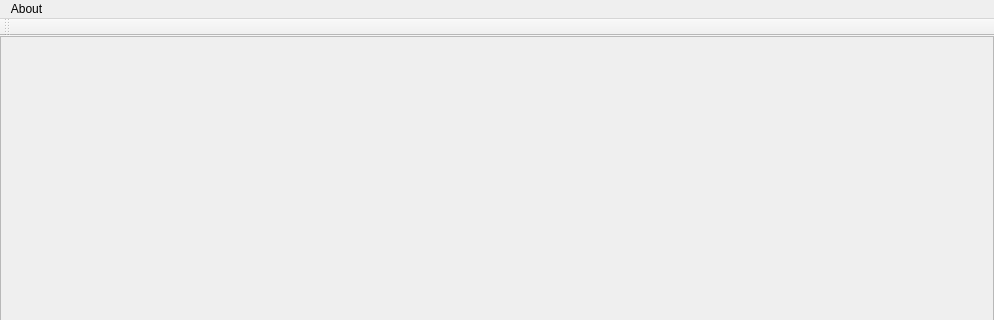
Above: mainwindow.ui from ideallx/Hexagon before the change; both pictures show x 0 to 994 and y 0 to 320 of the 994 by 654 pixel window. Below: the same form after it.
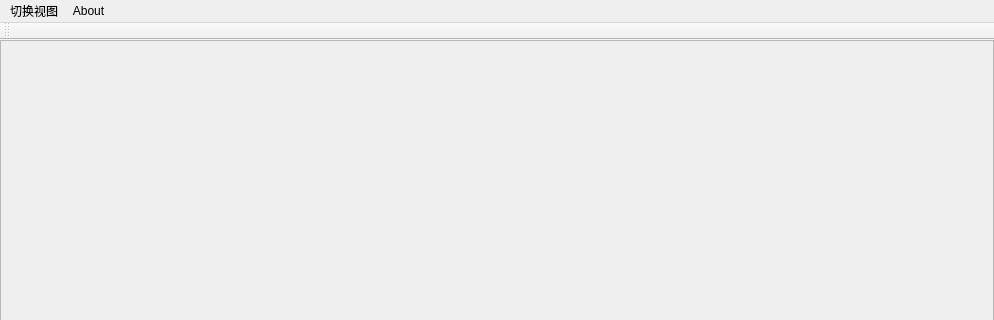
That is the form after the change.

```diff
--- a/mainwindow.ui
+++ b/mainwindow.ui
@@ -64,6 +64,14 @@
     </property>
     <addaction name="actionQt"/>
    </widget>
+   <widget class="QMenu" name="menu">
+    <property name="title">
+     <string>切换视图</string>
+    </property>
+    <addaction name="actionGame"/>
+    <addaction name="actionTest"/>
+   </widget>
+   <addaction name="menu"/>
    <addaction name="menuAbout"/>
   </widget>
   <widget class="QToolBar" name="mainToolBar">
```
Left out of the diff: 19 changed lines with no effect on the pictures.
